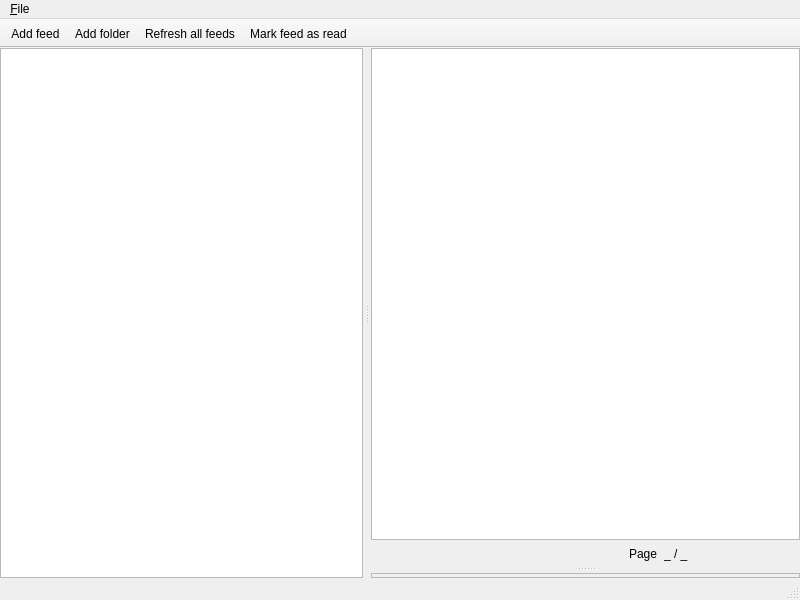
Before: the Qt Designer form client-desktop/src/MainWindow.ui in zappatic/ZapFeedReader, drawn with Qt 5.
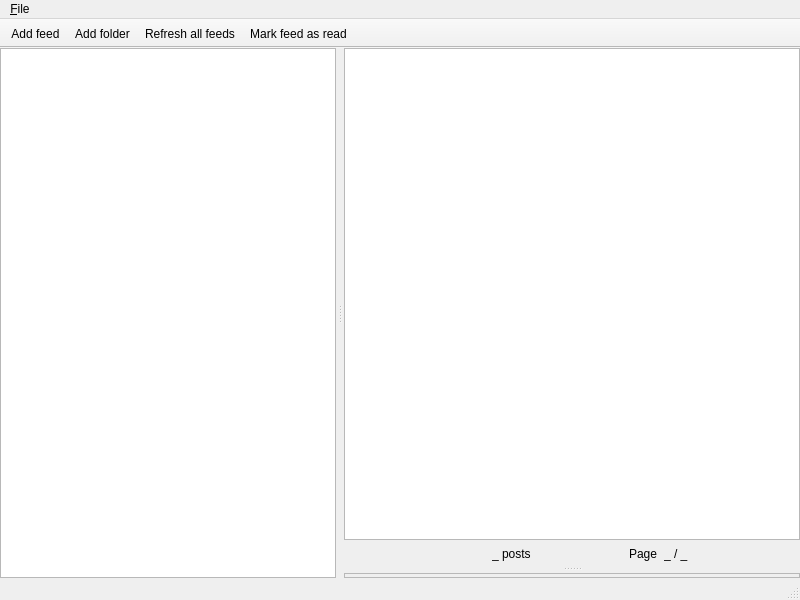
After: the same form once the commit is applied. Custom widgets are drawn as their Qt base class.

Commit message: show total amount of posts in selected source item

Patch:
```diff
--- a/client-desktop/src/MainWindow.ui
+++ b/client-desktop/src/MainWindow.ui
@@ -122,6 +122,13 @@
              </property>
             </spacer>
            </item>
+           <item>
+            <widget class="QLabel" name="labelTotalPostCount">
+             <property name="text">
+              <string>_ posts</string>
+             </property>
+            </widget>
+           </item>
            <item>
             <widget class="QPushButton" name="pushButtonFirstPage">
              <property name="toolTip">
```
Left out of the diff: 2 changed lines with no effect on the pictures. The commit also changes 3 other files.
